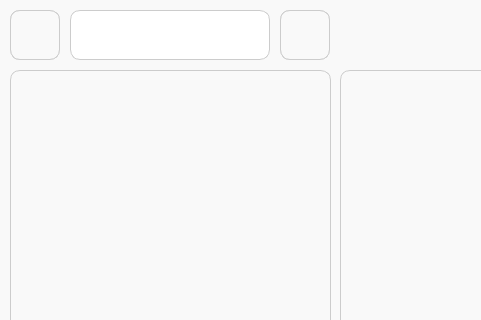
Above: gui/gui_classes/chat.ui from AliceGrr/corporate_chat before the change; both pictures show x 0 to 481 and y 0 to 320 of the 1200 by 810 pixel window. Below: the same form after it.
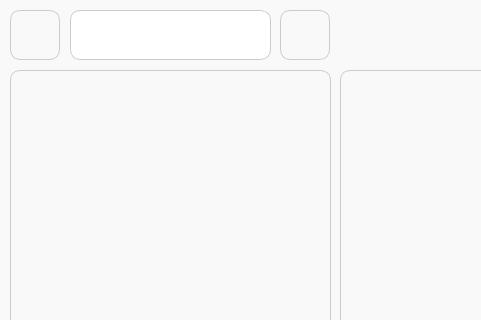
That is the form after the change.

Commit message: delete find_user button, add find by textChanged method

```diff
--- a/gui/gui_classes/chat.ui
+++ b/gui/gui_classes/chat.ui
@@ -31,7 +31,7 @@
 QPushButton:hover {background-color:rgb(230, 230, 230);}
 QPushButton:pressed {background-color:rgb(212, 212, 212);}
 QLineEdit {padding: 5; border-radius: 10px;border: 1px solid #CCCCCC;font: 25 14pt &quot;Yu Gothic UI Light&quot;;}
-QListWidget {background-color:rgb(249, 249, 249);  color:rgb(28, 94, 217); border-radius: 10px;border: 1px solid #CCCCCC;}
+QListWidget {background-color:rgb(249, 249, 249); padding: 2; color:rgb(28, 94, 217); border-radius: 10px;border: 1px solid #CCCCCC;}
 QLabel {color: rgb(28, 94, 217);}
 QPlainTextEdit {padding: 2; border-radius: 10px;border: 1px solid #CCCCCC;font: 25 14pt &quot;Yu Gothic UI Light&quot;;}
 </string>
@@ -58,7 +58,7 @@
      <rect>
       <x>70</x>
       <y>10</y>
-      <width>200</width>
+      <width>260</width>
       <height>50</height>
      </rect>
     </property>
@@ -240,9 +240,12 @@
       <x>10</x>
       <y>10</y>
       <width>321</width>
-      <height>61</height>
+      <height>51</height>
      </rect>
     </property>
+    <property name="styleSheet">
+     <string notr="true">background-color:rgb(249, 249, 249)</string>
+    </property>
     <widget class="QPushButton" name="log_out">
      <property name="geometry">
       <rect>
@@ -268,11 +271,11 @@
        <x>60</x>
        <y>0</y>
        <width>201</width>
-       <height>51</height>
+       <height>50</height>
       </rect>
      </property>
      <property name="styleSheet">
-      <string notr="true">padding: 8; font: 63 14pt &quot;Yu Gothic UI Semibold&quot;;</string>
+      <string notr="true">padding: 8; font: 63 14pt &quot;Yu Gothic UI Semibold&quot;; border-radius: 10px; border: 1px solid #CCCCCC; background-color:rgb(255, 255, 255)</string>
      </property>
      <property name="text">
       <string/>
```
Left out of the diff: 29 changed lines with no effect on the pictures. The commit also changes 6 other files.
